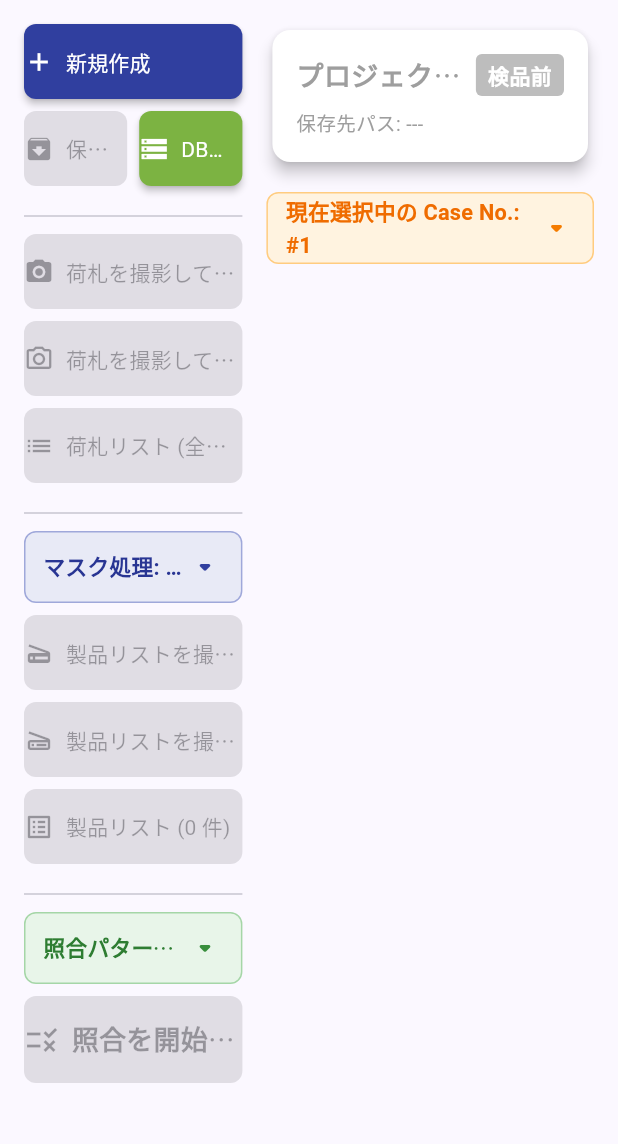
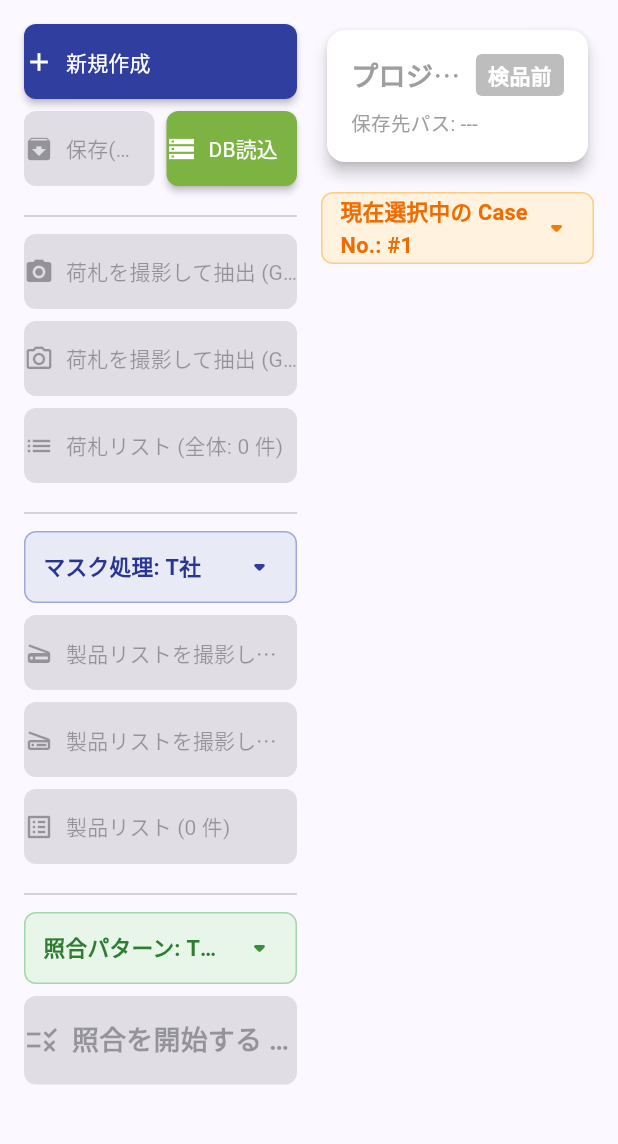
Before and after one commit to HARUSAKI7200/nifuda_gpt_app_fixed, a Flutter app: the screen it shows after launch, on a phone screen of 412 x 824 dp, the part 84-1228 px from its top. Run offline on Flutter 3.47's test engine with Material 3 defaults, Android fonts, the phone set to English and light mode, and no system bars; our stand-ins replace camera, drift, flutter_image_compress, flutter_riverpod, google_generative_ai, image_picker and 4 more; missing offline and left inert: excel, flutter_logs, google_mlkit_document_scanner, media_scanner, openai_dart, smb_connect; accounts and stored records are empty; generated files the repository leaves out were written again; Roboto replaces fonts that are missing (NotoSerifJP); statements that could not run were skipped.

Commit message:
Add files via upload

```diff
--- a/lib/pages/home_actions.dart
+++ b/lib/pages/home_actions.dart
@@ -918,3 +918,33 @@ Future<String?> exportAllProjectDataAction({
     return null;
   }
 }
+
+// ★★★ [FIX] showAndExportProductListAction (新規追加) ★★★
+// 製品リストのプレビューとエクスポート
+void showAndExportProductListAction(
+  BuildContext context,
+  List<List<String>> productListData,
+  String projectFolderPath,
+) {
+  if (productListData.isEmpty) {
+     _showErrorDialog(context, 'データなし', '製品リストデータが空です。');
+     return;
+  }
+
+  // data[0] がヘッダー
+  if (productListData.length <= 1) {
+    _showErrorDialog(context, 'データなし', '表示する製品リストデータがありません。');
+    return;
+  }
+
+  showDialog(
+    context: context,
+    builder: (_) => ExcelPreviewDialog(
+      title: '製品リスト (全体)', // タイトル
+      data: productListData, // 全データを渡す
+      headers: productListData.first, // ヘッダー行
+      projectFolderPath: projectFolderPath,
+      subfolder: '製品リスト', // 保存用サブフォルダ
+    ),
+  );
+}
--- a/lib/pages/home_page.dart
+++ b/lib/pages/home_page.dart
@@ -68,7 +68,7 @@ class HomePage extends ConsumerWidget {
               children: [
                 // --- 左カラム (操作ボタン) ---
                 Expanded(
-                  flex: 2, // 左カラムを少し狭く
+                  flex: 1, // 左カラムを少し狭く
                   child: SingleChildScrollView(
                     child: _buildLeftColumn(context, ref, projectState, notifier, isProjectActive, isLoading, maskOptions, matchingPatterns),
                   ),
@@ -78,7 +78,7 @@ class HomePage extends ConsumerWidget {
 
                 // --- 右カラム (プロジェクト情報) ---
                 Expanded(
-                  flex: 3, // 右カラムを少し広く
+                  flex: 1, // 右カラムを少し広く
                   child: Column(
                     children: [
                       _buildProjectInfoCard(projectState, isLoading),
```
